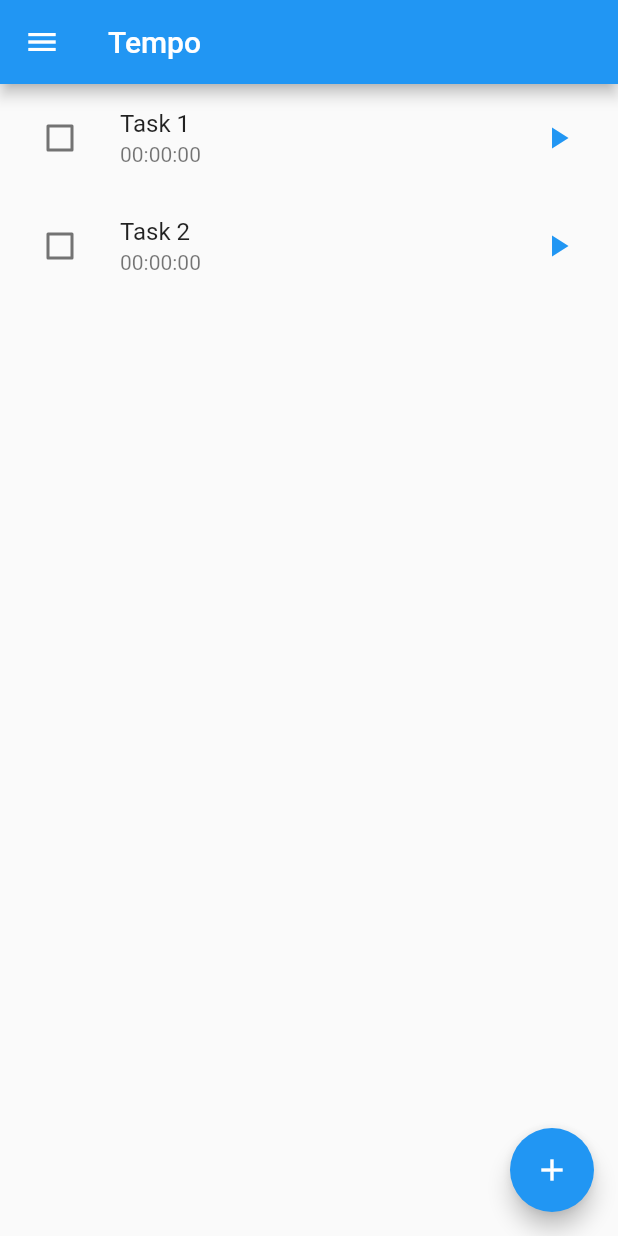
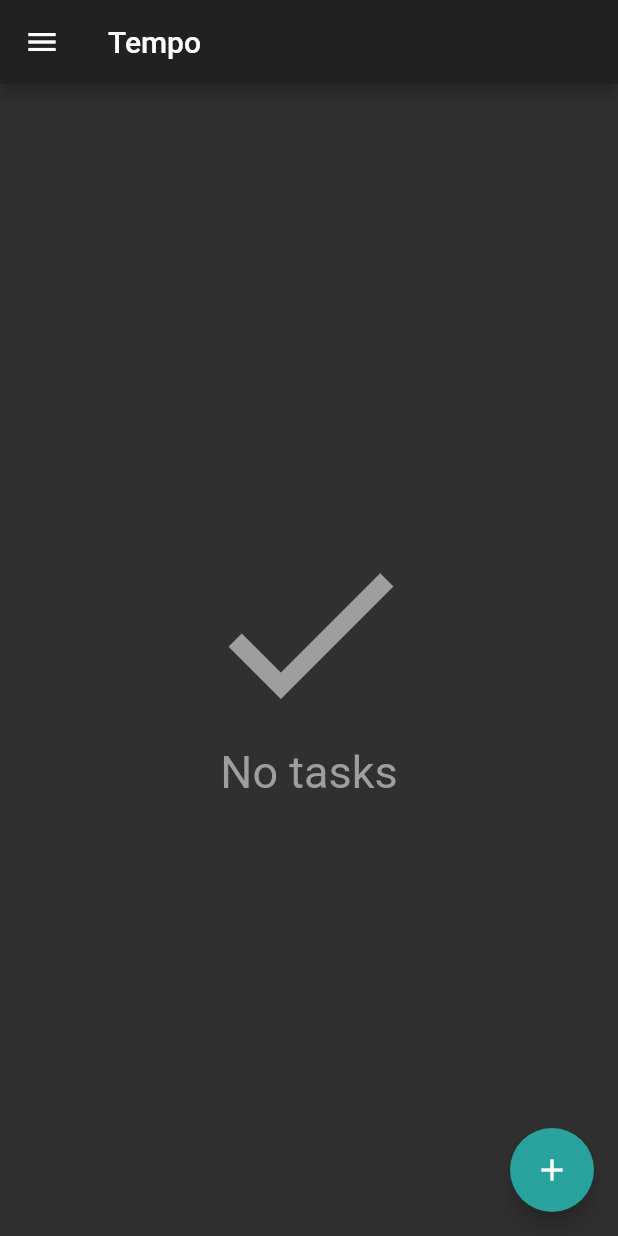
Before and after one commit to Masfik/tempo, a Flutter app: the screen it shows after launch, on a phone screen of 412 x 824 dp. Run offline on Flutter 3.47's test engine with Material 2 defaults, Android fonts, the phone set to English and light mode, and no system bars.

Commit message:
Tasks can now be dynamically added + Refactored project structure + Models bug fixes + Switched to Dark theme (might change it back later)

```diff
--- a/client/lib/main.dart
+++ b/client/lib/main.dart
@@ -1,5 +1,6 @@
-import 'package:Tempo/pages/add_project.dart';
-import 'package:Tempo/pages/main_content.dart';
+import 'package:Tempo/ui/pages/add_project.dart';
+import 'package:Tempo/ui/pages/main_content.dart';
+import 'package:Tempo/ui/style.dart';
 import 'package:flutter/material.dart';
 
 void main() => runApp(Tempo());
@@ -14,9 +15,7 @@ class _TempoState extends State<Tempo> {
   Widget build(BuildContext context) {
     return MaterialApp(
       title: 'Tempo',
-      theme: ThemeData(
-        primaryColor: Colors.blue,
-      ),
+      theme: kTempoThemeData,
       initialRoute: '/',
       routes: {
         '/': (context) => MainContentScreen(),
--- a/client/lib/models/project.dart
+++ b/client/lib/models/project.dart
@@ -5,7 +5,7 @@ class Project {
   String _name;
   DateTime _startDate;
   DateTime _dueDate;
-  List<Task> _tasks;
+  List<Task> _tasks = [];
 
   Project(String name, DateTime startDate, DateTime dueDate) {
     this.name = name;
--- a/client/lib/models/task.dart
+++ b/client/lib/models/task.dart
@@ -2,21 +2,20 @@ import 'package:Tempo/utils/input_exception.dart';
 
 class Task {
   String _name;
-  bool _done = false;
-
+  bool _isDone = false;
   final Stopwatch stopwatch = new Stopwatch();
 
   String get name => _name;
 
-  bool get done => _done;
+  bool get isDone => _isDone;
 
   set name(String value) {
     if (value.isNotEmpty) this._name = value;
     else throw InputException('Cannot create a task without a name!', 'name');
   }
 
-  set done(bool value) {
-    _done = value;
+  set isDone(bool value) {
+    _isDone = value;
   }
 
   String get formattedDuration {
--- a/client/lib/pages/main_content.dart
+++ /dev/null
@@ -1,41 +0,0 @@
-import 'package:Tempo/utils/style.dart';
-import 'package:Tempo/widgets/navigation_drawer.dart';
-import 'package:Tempo/widgets/task/add_task.dart';
-import 'package:Tempo/widgets/task/task_tile.dart';
-import 'package:flutter/material.dart';
-
-class MainContentScreen extends StatefulWidget {
-  @override
-  _MainContentScreenState createState() => _MainContentScreenState();
-}
-
-class _MainContentScreenState extends State<MainContentScreen> {
-  @override
-  Widget build(BuildContext context) {
-    return Scaffold(
-      appBar: AppBar(title: Text('Tempo')),
-      drawer: NavigationDrawer(),
-      body: ListView(
-        children: <Widget>[
-          TaskTile(
-            title: 'Task 1',
-          ),
-          TaskTile(
-            title: 'Task 2',
-          )
-        ],
-      ),
-      floatingActionButton: FloatingActionButton(
-        tooltip: 'Add Task',
-        child: Icon(Icons.add),
-        onPressed: () {
-          showModalBottomSheet(
-            context: context,
-            shape: kRoundedRectangleShape,
-            builder: (context) => AddTask()
-          );
-        },
-      ),
-    );
-  }
-}
--- /dev/null
+++ b/client/lib/ui/pages/main_content.dart
@@ -0,0 +1,87 @@
+import 'package:Tempo/models/project.dart';
+import 'package:Tempo/ui/style.dart';
+import 'package:Tempo/ui/widgets/navigation_drawer.dart';
+import 'package:Tempo/ui/pages/add_task.dart';
+import 'package:Tempo/ui/widgets/task/task_tile.dart';
+import 'package:flutter/material.dart';
+
+class MainContentScreen extends StatefulWidget {
+  @override
+  _MainContentScreenState createState() => _MainContentScreenState();
+}
+
+class _MainContentScreenState extends State<MainContentScreen> {
+  int taskCounter = 0;
+  // TODO: Remove this sample project
+  Project project = Project('General', DateTime(2020), DateTime(2020));
+
+  void updateTasks() {
+    setState(() => taskCounter++);
+  }
+
+  @override
+  Widget build(BuildContext context) {
+
+    return Scaffold(
+      appBar: AppBar(title: Text('Tempo')),
+      drawer: NavigationDrawer(),
+      body: taskCounter == 0 ? NoTasks() : TastListView(taskCounter: taskCounter, project: project),
+      floatingActionButton: FloatingActionButton(
+        tooltip: 'Add Task',
+        isExtended: true,
+        child: Icon(Icons.add),
+        onPressed: () {
+          showModalBottomSheet(
+            context: context,
+            shape: kRoundedRectangleShape,
+            builder: (context) => AddTask(
+              project: project,
+              callback: updateTasks,
+            )
+          );
+        },
+      ),
+    );
+  }
+}
+
+class NoTasks extends StatelessWidget {
+  const NoTasks({
+    Key key,
+  }) : super(key: key);
+
+  @override
+  Widget build(BuildContext context) {
+    return Center(
+      child: Column(
+        mainAxisAlignment: MainAxisAlignment.center,
+        children: <Widget>[
+          Icon(Icons.check, size: 150, color: Colors.grey),
+          Text('No tasks', style: TextStyle(
+            color: Colors.grey,
+            fontSize: 30
+          ))
+        ],
+      ),
+    );
+  }
+}
+
+class TastListView extends StatelessWidget {
+  const TastListView({
+    Key key,
+    @required this.taskCounter,
+    @required this.project,
+  }) : super(key: key);
+
+  final int taskCounter;
+  final Project project;
+
+  @override
+  Widget build(BuildContext context) {
+    return ListView.builder(
+      itemCount: taskCounter,
+      itemBuilder: (context, index) => TaskTile(task: project.tasks[index]),
+    );
+  }
+}
--- /dev/null
+++ b/client/lib/ui/style.dart
@@ -0,0 +1,14 @@
+import 'package:flutter/material.dart';
+
+final kTempoThemeData = ThemeData(
+  brightness: Brightness.dark,
+  accentColor: Color(0xFF29a19c),
+  backgroundColor: Color(0xFF435055)
+);
+
+const kRoundedRectangleShape = RoundedRectangleBorder(
+  borderRadius: BorderRadius.only(
+    topRight: Radius.circular(20),
+    topLeft: Radius.circular(20)
+  )
+);
--- a/client/lib/widgets/task/task_tile.dart
+++ b/client/lib/ui/widgets/task/task_tile.dart
@@ -1,21 +1,24 @@
+import 'dart:ui';
+
 import 'package:Tempo/models/task.dart';
+import 'package:Tempo/ui/style.dart';
 import 'package:flutter/material.dart';
 
 class TaskTile extends StatefulWidget {
-  final String title;
+  final Task task;
 
-  TaskTile({@required this.title});
+  TaskTile({@required this.task});
 
   @override
   _TaskTileState createState() => _TaskTileState();
 }
 
 class _TaskTileState extends State<TaskTile> {
-  Task task = Task();
+  Task task;
   // Stopwatch status (running or stopped/paused)
   bool started = false;
   // Initial starting time
-  String subtitle = '00:00:00';
+  String subtitle = 'Not started yet';
   // Required to disable the START button when the task is marked as completed
   bool canBeStarted = true;
 
@@ -31,27 +34,26 @@ class _TaskTileState extends State<TaskTile> {
   void stop() {
     setState(() {
       task.stopwatch.stop();
-      subtitle = task.formattedDuration;
+      subtitle = '⏱️ ' + task.formattedDuration;
     });
   }
 
   @override
   Widget build(BuildContext context) {
-    task.name = widget.title;
+    task = widget.task;
     // Obtains the start status directly from the stopwatch
     started = task.stopwatch.isRunning;
 
     return ListTile(
-      title: Text(task.name),
+      title: Text(
+        task.name,
+        style: TextStyle(
+          decoration: task.isDone ? TextDecoration.lineThrough : TextDecoration.none
+        ),
+      ),
       subtitle: Text(subtitle),
-      trailing: StartButton(
-        started: started,
-        onStart: () => start(),
-        onStop: () => stop(),
-        enabled: canBeStarted,
-      ),
       leading: Checkbox(
-        value: task.done,
+        value: task.isDone,
         onChanged: (bool value) {
           // Stops the Stopwatch when the box gets checked
           if (started) stop();
@@ -60,9 +62,15 @@ class _TaskTileState extends State<TaskTile> {
             if (value) canBeStarted = false; // When the checkbox is ticked off, mark the START button as disabled
             else canBeStarted = true;
 
-            task.done = value ? true : false;
+            task.isDone = value ? true : false;
           });
         },
+      ),
+      trailing: StartButton(
+        started: started,
+        onStart: () => start(),
+        onStop: () => stop(),
+        enabled: canBeStarted,
       ),
       onTap: () {
         print('Tile tapped');
@@ -85,7 +93,7 @@ class StartButton extends StatelessWidget {
     return IconButton(
       icon: Icon(
         started ? Icons.pause : Icons.play_arrow,
-        color: enabled ? Colors.blue : Colors.grey,
+        color: enabled ? kTempoThemeData.accentColor : Colors.grey,
       ),
       onPressed: enabled
           ? () {
```
Also changed, not shown: client/lib/ui/pages/add_task.dart (renamed from client/lib/widgets/task/add_task.dart, +33 -12 lines), client/lib/utils/style.dart (deleted, +0 -8 lines), client/lib/ui/pages/add_project.dart (renamed from client/lib/pages/add_project.dart), client/lib/ui/widgets/navigation_drawer.dart (renamed from client/lib/widgets/navigation_drawer.dart), client/lib/ui/widgets/project/project.dart (added), client/lib/ui/widgets/project/project_item.dart (added).
